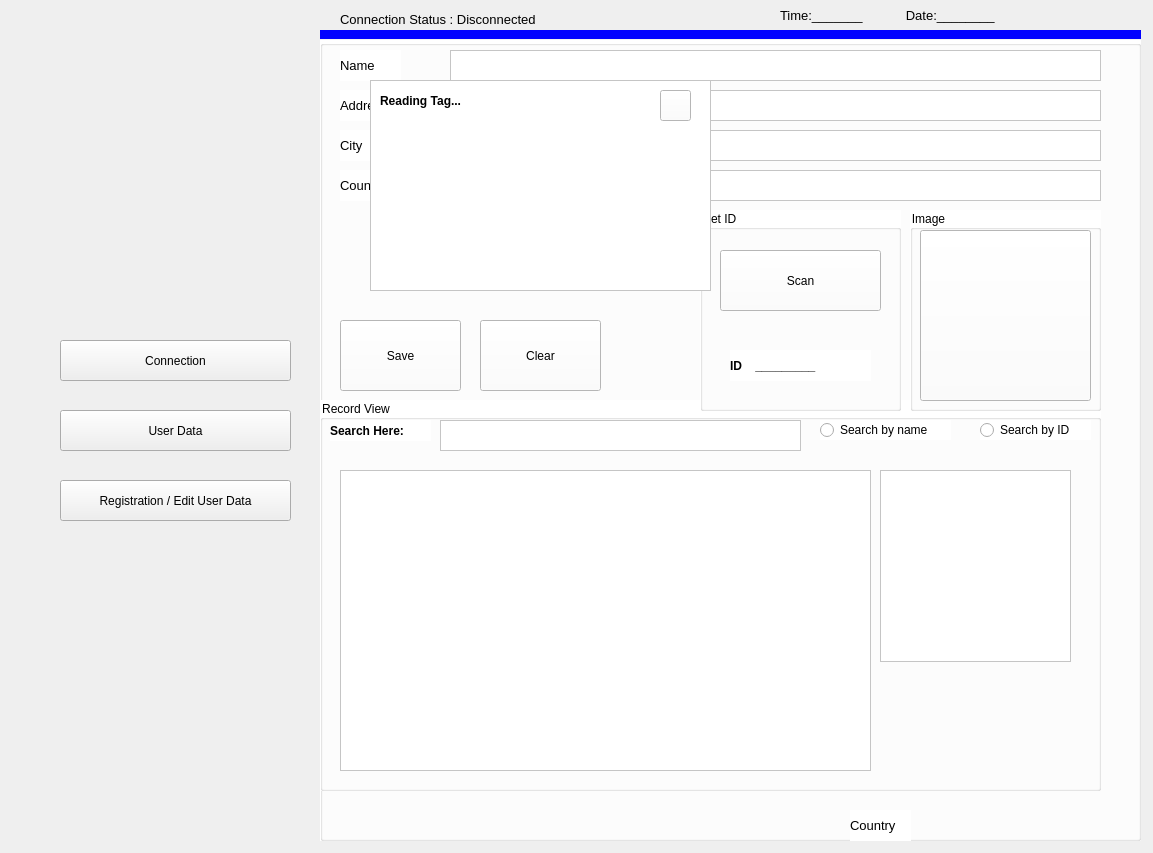
The window that design_ui/tmp.ui (Quoc123123/LVTN) describes before a commit, drawn with Qt 5.
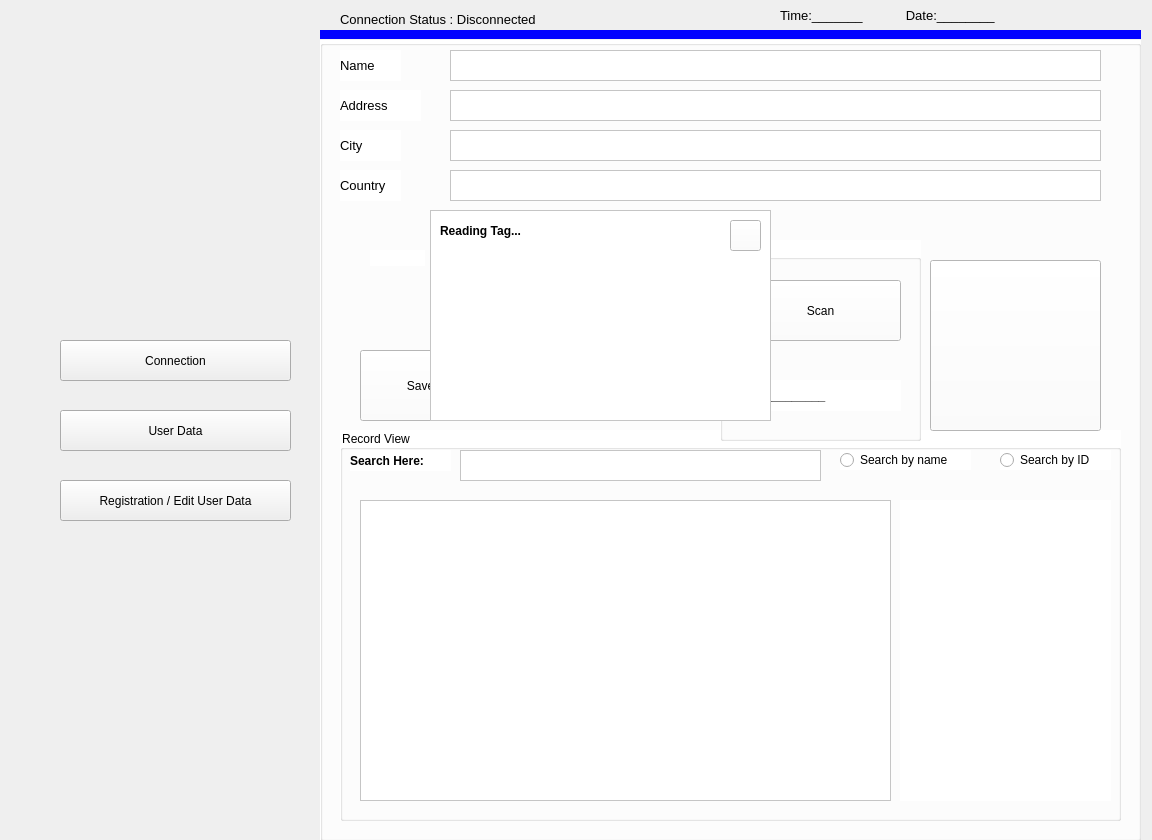
The same window after the commit. Icons and pictures are not drawn.

Commit message: Add Widget instead of QMainWindow

Patch:
```diff
--- a/design_ui/tmp.ui
+++ b/design_ui/tmp.ui
@@ -6,8 +6,8 @@
    <rect>
     <x>0</x>
     <y>0</y>
-    <width>1153</width>
-    <height>853</height>
+    <width>1152</width>
+    <height>840</height>
    </rect>
   </property>
   <property name="windowTitle">
@@ -70,7 +70,7 @@
   <widget class="QLabel" name="label_5">
    <property name="geometry">
     <rect>
-     <x>20</x>
+     <x>10</x>
      <y>10</y>
      <width>291</width>
      <height>281</height>
@@ -283,59 +283,6 @@
     <property name="title">
      <string/>
     </property>
-    <widget class="QGroupBox" name="groupBoxImg_7">
-     <property name="geometry">
-      <rect>
-       <x>200</x>
-       <y>20</y>
-       <width>401</width>
-       <height>371</height>
-      </rect>
-     </property>
-     <property name="font">
-      <font>
-       <pointsize>9</pointsize>
-      </font>
-     </property>
-     <property name="title">
-      <string>Image and ID</string>
-     </property>
-     <widget class="QGraphicsView" name="graphicsViewImageData_7">
-      <property name="geometry">
-       <rect>
-        <x>30</x>
-        <y>40</y>
-        <width>341</width>
-        <height>281</height>
-       </rect>
-      </property>
-      <property name="font">
-       <font>
-        <pointsize>9</pointsize>
-       </font>
-      </property>
-     </widget>
-     <widget class="QLabel" name="lbIDUser">
-      <property name="geometry">
-       <rect>
-        <x>80</x>
-        <y>330</y>
-        <width>181</width>
-        <height>31</height>
-       </rect>
-      </property>
-      <property name="font">
-       <font>
-        <pointsize>10</pointsize>
-        <weight>75</weight>
-        <bold>true</bold>
-       </font>
-      </property>
-      <property name="text">
-       <string>ID :_______________________</string>
-      </property>
-     </widget>
-    </widget>
     <widget class="QGroupBox" name="groupBoxDetailData_7">
      <property name="geometry">
       <rect>
@@ -542,7 +489,150 @@
       </property>
      </widget>
     </widget>
-    <widget class="QGroupBox" name="gbxImageID">
+    <widget class="QPushButton" name="btnClear">
+     <property name="geometry">
+      <rect>
+       <x>80</x>
+       <y>110</y>
+       <width>121</width>
+       <height>41</height>
+      </rect>
+     </property>
+     <property name="font">
+      <font>
+       <pointsize>9</pointsize>
+       <stylestrategy>PreferDefault</stylestrategy>
+      </font>
+     </property>
+     <property name="layoutDirection">
+      <enum>Qt::LeftToRight</enum>
+     </property>
+     <property name="text">
+      <string>Clear</string>
+     </property>
+     <property name="iconSize">
+      <size>
+       <width>20</width>
+       <height>20</height>
+      </size>
+     </property>
+    </widget>
+    <widget class="QRadioButton" name="radioUsingFace">
+     <property name="geometry">
+      <rect>
+       <x>90</x>
+       <y>240</y>
+       <width>171</width>
+       <height>20</height>
+      </rect>
+     </property>
+     <property name="font">
+      <font>
+       <pointsize>9</pointsize>
+      </font>
+     </property>
+     <property name="text">
+      <string>Using face</string>
+     </property>
+    </widget>
+    <widget class="QPushButton" name="btnFaceRecognition">
+     <property name="geometry">
+      <rect>
+       <x>80</x>
+       <y>40</y>
+       <width>121</width>
+       <height>41</height>
+      </rect>
+     </property>
+     <property name="font">
+      <font>
+       <pointsize>9</pointsize>
+       <stylestrategy>PreferDefault</stylestrategy>
+      </font>
+     </property>
+     <property name="layoutDirection">
+      <enum>Qt::LeftToRight</enum>
+     </property>
+     <property name="text">
+      <string>Recogniton</string>
+     </property>
+     <property name="iconSize">
+      <size>
+       <width>20</width>
+       <height>20</height>
+      </size>
+     </property>
+    </widget>
+    <widget class="QGroupBox" name="groupBoxImg_4">
+     <property name="geometry">
+      <rect>
+       <x>290</x>
+       <y>20</y>
+       <width>401</width>
+       <height>371</height>
+      </rect>
+     </property>
+     <property name="font">
+      <font>
+       <pointsize>9</pointsize>
+      </font>
+     </property>
+     <property name="title">
+      <string>Image and ID</string>
+     </property>
+     <widget class="QLabel" name="lbIDUserData">
+      <property name="geometry">
+       <rect>
+        <x>80</x>
+        <y>330</y>
+        <width>181</width>
+        <height>31</height>
+       </rect>
+      </property>
+      <property name="font">
+       <font>
+        <pointsize>10</pointsize>
+        <weight>75</weight>
+        <bold>true</bold>
+       </font>
+      </property>
+      <property name="text">
+       <string>ID :_______________________</string>
+      </property>
+     </widget>
+     <widget class="QLabel" name="lbViewUser">
+      <property name="geometry">
+       <rect>
+        <x>20</x>
+        <y>30</y>
+        <width>361</width>
+        <height>301</height>
+       </rect>
+      </property>
+      <property name="text">
+       <string/>
+      </property>
+     </widget>
+    </widget>
+    <widget class="QRadioButton" name="radioUsingCard">
+     <property name="geometry">
+      <rect>
+       <x>90</x>
+       <y>310</y>
+       <width>131</width>
+       <height>20</height>
+      </rect>
+     </property>
+     <property name="font">
+      <font>
+       <pointsize>9</pointsize>
+      </font>
+     </property>
+     <property name="text">
+      <string>Using tags card</string>
+     </property>
+    </widget>
+    <widget class="QGroupBox" name="groupBoxImageID">
      <property name="geometry">
       <rect>
        <x>0</x>
@@ -589,16 +679,6 @@
        </rect>
       </property>
      </widget>
-     <widget class="QTextEdit" name="txtAddress">
-      <property name="geometry">
-       <rect>
-        <x>130</x>
-        <y>50</y>
-        <width>651</width>
-        <height>31</height>
-       </rect>
-      </property>
-     </widget>
      <widget class="QLabel" name="lb_address_7">
       <property name="geometry">
        <rect>
@@ -619,7 +699,7 @@
        <string>Address</string>
       </property>
      </widget>
-     <widget class="QTextEdit" name="txtCity">
+     <widget class="QTextEdit" name="textCity">
       <property name="geometry">
        <rect>
         <x>130</x>
@@ -649,7 +729,7 @@
        <string>City</string>
       </property>
      </widget>
-     <widget class="QTextEdit" name="txtCountry">
+     <widget class="QTextEdit" name="textCountry">
       <property name="geometry">
        <rect>
         <x>130</x>
@@ -679,11 +759,27 @@
        <string>Country</string>
       </property>
      </widget>
-     <widget class="QGroupBox" name="groupBoxRecordViewRecord_7">
+     <widget class="QLabel" name="label_8">
       <property name="geometry">
        <rect>
-        <x>0</x>
-        <y>360</y>
+        <x>50</x>
+        <y>210</y>
+        <width>55</width>
+        <height>16</height>
+       </rect>
+      </property>
+      <property name="text">
+       <string/>
+      </property>
+      <property name="pixmap">
+       <pixmap>../picture/iconfinder_Computer__Computer_Hardware_USB_Port_Connection_4064143.png</pixmap>
+      </property>
+     </widget>
+     <widget class="QGroupBox" name="groupBoxRecordViewRecord_4">
+      <property name="geometry">
+       <rect>
+        <x>20</x>
+        <y>390</y>
         <width>781</width>
         <height>391</height>
        </rect>
@@ -696,7 +792,7 @@
       <property name="title">
        <string>Record View</string>
       </property>
-      <widget class="QLabel" name="lb_search_10">
+      <widget class="QLabel" name="lb_search_7">
        <property name="geometry">
         <rect>
          <x>10</x>
@@ -716,7 +812,7 @@
         <string>Search Here:</string>
        </property>
       </widget>
-      <widget class="QTextEdit" name="textSearch_7">
+      <widget class="QTextEdit" name="textSearch_4">
        <property name="geometry">
         <rect>
          <x>120</x>
@@ -726,7 +822,7 @@
         </rect>
        </property>
       </widget>
-      <widget class="QRadioButton" name="rioSearchName">
+      <widget class="QRadioButton" name="radioSearchName">
        <property name="geometry">
         <rect>
          <x>500</x>
@@ -744,7 +840,7 @@
         <string>Search by name</string>
        </property>
       </widget>
-      <widget class="QRadioButton" name="rioSearchID">
+      <widget class="QRadioButton" name="radioSearchID">
        <property name="geometry">
         <rect>
          <x>660</x>
@@ -762,17 +858,7 @@
         <string>Search by ID</string>
        </property>
       </widget>
-      <widget class="QGraphicsView" name="graphicsViewImage_10">
-       <property name="geometry">
-        <rect>
-         <x>560</x>
-         <y>70</y>
-         <width>191</width>
-         <height>192</height>
-        </rect>
-       </property>
-      </widget>
-      <widget class="QTableWidget" name="tableWidgetRecord">
+      <widget class="QTableWidget" name="tableWidget">
        <property name="geometry">
         <rect>
          <x>20</x>
@@ -782,39 +868,25 @@
         </rect>
        </property>
       </widget>
+      <widget class="QLabel" name="lbViewRegister">
+       <property name="geometry">
+        <rect>
+         <x>560</x>
+         <y>70</y>
+         <width>211</width>
+         <height>301</height>
+        </rect>
+       </property>
+       <property name="text">
+        <string/>
+       </property>
+      </widget>
      </widget>
-     <widget class="QPushButton" name="btnSaveUser">
+     <widget class="QPushButton" name="btnClearDataInput">
       <property name="geometry">
        <rect>
-        <x>20</x>
-        <y>280</y>
-        <width>121</width>
-        <height>71</height>
-       </rect>
-      </property>
-      <property name="font">
-       <font>
-        <stylestrategy>PreferDefault</stylestrategy>
-       </font>
-      </property>
-      <property name="layoutDirection">
-       <enum>Qt::LeftToRight</enum>
-      </property>
-      <property name="text">
-       <string>Save</string>
-      </property>
-      <property name="iconSize">
-       <size>
-        <width>20</width>
-        <height>20</height>
-       </size>
-      </property>
-     </widget>
-     <widget class="QPushButton" name="btnClrDataInput">
-      <property name="geometry">
-       <rect>
-        <x>160</x>
-        <y>280</y>
+        <x>180</x>
+        <y>310</y>
         <width>121</width>
         <height>71</height>
        </rect>
@@ -837,11 +909,11 @@
        </size>
       </property>
      </widget>
-     <widget class="QGroupBox" name="groupBoxGetID_7">
+     <widget class="QGroupBox" name="groupBoxGetID_4">
       <property name="geometry">
        <rect>
-        <x>380</x>
-        <y>170</y>
+        <x>400</x>
+        <y>200</y>
         <width>201</width>
         <height>201</height>
        </rect>
@@ -884,9 +956,9 @@
       <widget class="QLabel" name="lbIDRegister">
        <property name="geometry">
         <rect>
-         <x>30</x>
+         <x>20</x>
          <y>140</y>
-         <width>141</width>
+         <width>161</width>
          <height>31</height>
         </rect>
        </property>
@@ -902,63 +974,22 @@
        </property>
       </widget>
      </widget>
-     <widget class="QGroupBox" name="groupBoxImage_7">
+     <widget class="QPushButton" name="btnBrowseImage">
       <property name="geometry">
        <rect>
-        <x>590</x>
-        <y>170</y>
-        <width>191</width>
-        <height>201</height>
+        <x>610</x>
+        <y>220</y>
+        <width>171</width>
+        <height>171</height>
        </rect>
       </property>
       <property name="font">
        <font>
-        <pointsize>9</pointsize>
+        <stylestrategy>PreferDefault</stylestrategy>
        </font>
       </property>
-      <property name="title">
-       <string>Image</string>
-      </property>
-      <widget class="QPushButton" name="btnImagePath">
-       <property name="geometry">
-        <rect>
-         <x>10</x>
-         <y>20</y>
-         <width>171</width>
-         <height>171</height>
-        </rect>
-       </property>
-       <property name="font">
-        <font>
-         <stylestrategy>PreferDefault</stylestrategy>
-        </font>
-       </property>
-       <property name="layoutDirection">
-        <enum>Qt::LeftToRight</enum>
-       </property>
-       <property name="text">
-        <string/>
-       </property>
-       <property name="icon">
-        <iconset>
-         <normaloff>../picture/image_tools/Click_to_browse.png</normaloff>../picture/image_tools/Click_to_browse.png</iconset>
-       </property>
-       <property name="iconSize">
-        <size>
-         <width>200</width>
-         <height>200</height>
-        </size>
-       </property>
-      </widget>
-     </widget>
-     <widget class="QLabel" name="label_8">
-      <property name="geometry">
-       <rect>
-        <x>50</x>
-        <y>210</y>
-        <width>55</width>
-        <height>16</height>
-       </rect>
+      <property name="layoutDirection">
+       <enum>Qt::LeftToRight</enum>
       </property>
       <property name="text">
        <string/>
@@ -966,73 +997,55 @@
       <property name="pixmap">
        <pixmap>../picture/iconfinder_Computer__Computer_Hardware_USB_Port_Connection_4064143.png</pixmap>
       </property>
+      <property name="iconSize">
+       <size>
+        <width>200</width>
+        <height>200</height>
+       </size>
+      </property>
      </widget>
-     <widget class="QGraphicsView" name="grapViewImgLoading">
+     <widget class="QPushButton" name="btnSaveDataUser">
       <property name="geometry">
        <rect>
-        <x>50</x>
-        <y>40</y>
+        <x>40</x>
+        <y>310</y>
+        <width>121</width>
+        <height>71</height>
+       </rect>
+      </property>
+      <property name="font">
+       <font>
+        <stylestrategy>PreferDefault</stylestrategy>
+       </font>
+      </property>
+      <property name="layoutDirection">
+       <enum>Qt::LeftToRight</enum>
+      </property>
+      <property name="text">
+       <string>Save</string>
+      </property>
+      <property name="iconSize">
+       <size>
+        <width>20</width>
+        <height>20</height>
+       </size>
+      </property>
+     </widget>
+     <widget class="QGraphicsView" name="grapViewImgReadingTag">
+      <property name="geometry">
+       <rect>
+        <x>110</x>
+        <y>170</y>
         <width>341</width>
         <height>211</height>
        </rect>
       </property>
      </widget>
-     <widget class="QPushButton" name="btnCloseLoading">
+     <widget class="QLabel" name="lbReadingTag">
       <property name="geometry">
        <rect>
-        <x>340</x>
-        <y>50</y>
-        <width>31</width>
-        <height>31</height>
-       </rect>
-      </property>
-      <property name="font">
-       <font>
-        <stylestrategy>PreferDefault</stylestrategy>
-       </font>
-      </property>
-      <property name="layoutDirection">
-       <enum>Qt::LeftToRight</enum>
-      </property>
-      <property name="text">
-       <string/>
-      </property>
-      <property name="icon">
-       <iconset>
-        <normaloff>../picture/image_tools/iconfinder_Button_Close-01_1221894.png</normaloff>../picture/image_tools/iconfinder_Button_Close-01_1221894.png</iconset>
-      </property>
-      <property name="iconSize">
-       <size>
-        <width>20</width>
-        <height>20</height>
-       </size>
-      </property>
-     </widget>
-     <widget class="QLabel" name="lb_country_11">
-      <property name="geometry">
-       <rect>
-        <x>530</x>
-        <y>770</y>
-        <width>61</width>
-        <height>31</height>
-       </rect>
-      </property>
-      <property name="font">
-       <font>
-        <pointsize>10</pointsize>
-        <weight>50</weight>
-        <bold>false</bold>
-       </font>
-      </property>
-      <property name="text">
-       <string>Country</string>
-      </property>
-     </widget>
-     <widget class="QLabel" name="lbReadLoading">
-      <property name="geometry">
-       <rect>
-        <x>60</x>
-        <y>50</y>
+        <x>120</x>
+        <y>180</y>
         <width>111</width>
         <height>21</height>
        </rect>
@@ -1048,11 +1061,11 @@
        <string>Reading Tag...</string>
       </property>
      </widget>
-     <widget class="QLabel" name="lbWaitLoading">
+     <widget class="QLabel" name="lbLoading">
       <property name="geometry">
        <rect>
-        <x>170</x>
-        <y>110</y>
+        <x>230</x>
+        <y>240</y>
         <width>101</width>
         <height>81</height>
        </rect>
@@ -1074,6 +1087,47 @@
        <bool>true</bool>
       </property>
      </widget>
+     <widget class="QPushButton" name="btnCloseTag">
+      <property name="geometry">
+       <rect>
+        <x>410</x>
+        <y>180</y>
+        <width>31</width>
+        <height>31</height>
+       </rect>
+      </property>
+      <property name="font">
+       <font>
+        <stylestrategy>PreferDefault</stylestrategy>
+       </font>
+      </property>
+      <property name="layoutDirection">
+       <enum>Qt::LeftToRight</enum>
+      </property>
+      <property name="text">
+       <string/>
+      </property>
+      <property name="icon">
+       <iconset>
+        <normaloff>../picture/image_tools/iconfinder_Button_Close-01_1221894.png</normaloff>../picture/image_tools/iconfinder_Button_Close-01_1221894.png</iconset>
+      </property>
+      <property name="iconSize">
+       <size>
+        <width>20</width>
+        <height>20</height>
+       </size>
+      </property>
+     </widget>
+     <widget class="QTextEdit" name="textAddress">
+      <property name="geometry">
+       <rect>
+        <x>130</x>
+        <y>50</y>
+        <width>651</width>
+        <height>31</height>
+       </rect>
+      </property>
+     </widget>
     </widget>
    </widget>
   </widget>
```
Left out of the diff: 29 changed lines with no effect on the pictures. The commit also changes 3 other files.
